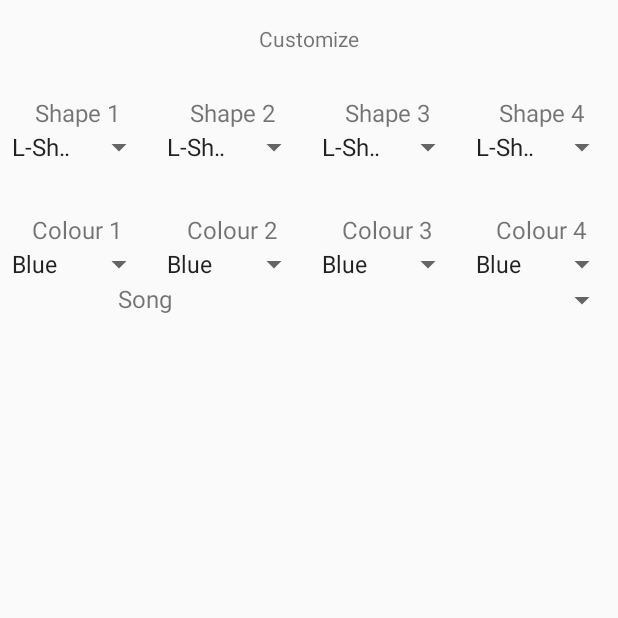
After one commit to jasonliu-json/android-games, an Android app: the CustomizeActivity screen opened directly, with no data from a screen before it, on a phone screen of 412 x 824 dp, the top half of it. The commit adds this screen. Run offline under Robolectric (Android 15) with nearby library versions, the phone set to English and light mode, and no system bars.

Commit message:
Initial testing with customization Activity. Note customize.json is purely for experimentation.

```diff
--- /dev/null
+++ b/phase1/app/src/main/java/uoft/csc207/gameapplication/CustomizeActivity.java
@@ -0,0 +1,174 @@
+package uoft.csc207.gameapplication;
+
+import androidx.appcompat.app.AppCompatActivity;
+
+import android.graphics.drawable.shapes.Shape;
+import android.os.Bundle;
+import android.util.SparseArray;
+import android.view.View;
+import android.widget.AdapterView;
+import android.widget.ArrayAdapter;
+import android.widget.Spinner;
+import android.widget.TextView;
+
+import org.json.JSONArray;
+import org.json.JSONException;
+import org.json.JSONObject;
+
+import java.io.BufferedReader;
+import java.io.FileInputStream;
+import java.io.FileNotFoundException;
+import java.io.FileOutputStream;
+import java.io.IOException;
+import java.io.InputStreamReader;
+import java.util.HashMap;
+
+
+public class CustomizeActivity extends AppCompatActivity implements AdapterView.OnItemSelectedListener{
+
+//    private String[] topTenScores = new String[10];
+//    private String[] topTenLinesCleared = new String[10];
+//    private String[] toptenTimes = new String[10];
+
+    private static final String FILE = "Customize.json";
+    private JSONObject jsonObject;
+
+    @Override
+    protected void onCreate(Bundle savedInstanceState) {
+        super.onCreate(savedInstanceState);
+        setContentView(R.layout.activity_customize);
+        load();
+        System.out.println(jsonObject.toString());
+//        loadDatabase();
+//        String[][] topPlays = getTopPlayers();
+//        topTenPlayers = topPlays[1];
+//        topTenScores = topPlays[0];
+
+
+        int[] shapeSpinnersId = {R.id.shape1_spinner, R.id.shape2_spinner, R.id.shape3_spinner,
+                R.id.shape4_spinner};
+        int[] colourSpinnersId = {R.id.colour1_spinner, R.id.colour2_spinner, R.id.colour3_spinner,
+                R.id.colour4_spinner};
+
+        for (int i=0; i<4; i++) {
+            Spinner shapeSpinner = (Spinner) findViewById(shapeSpinnersId[i]);
+            ArrayAdapter<CharSequence> shapeAdapter = ArrayAdapter.createFromResource(this,
+                    R.array.Shapes, android.R.layout.simple_spinner_item);
+            shapeAdapter.setDropDownViewResource(android.R.layout.simple_spinner_dropdown_item);
+            shapeSpinner.setAdapter(shapeAdapter);
+            shapeSpinner.setOnItemSelectedListener(this);
+
+            Spinner colourSpinner = (Spinner) findViewById(colourSpinnersId[i]);
+            ArrayAdapter<CharSequence> colourAdapter = ArrayAdapter.createFromResource(this,
+                    R.array.Colours, android.R.layout.simple_spinner_item);
+            colourAdapter.setDropDownViewResource(android.R.layout.simple_spinner_dropdown_item);
+            colourSpinner.setAdapter(colourAdapter);
+            colourSpinner.setOnItemSelectedListener(this);
+        }
+
+    }
+
+    private void save() {
+        String jsonText = jsonObject.toString();
+        try {
+            FileOutputStream fileOutputStream = openFileOutput(FILE, MODE_PRIVATE);
+            fileOutputStream.write(jsonText.getBytes());
+            fileOutputStream.close();
+        }
+        catch (FileNotFoundException e) {
+            e.printStackTrace();
+        }
+        catch (IOException e) {
+            e.printStackTrace();
+        }
+    }
+
+    private void load() {
+        try {
+            int i = 0;
+            String jsonString = "";
+            try {
+                FileInputStream fileInputStream = openFileInput(FILE);
+                while ((i = fileInputStream.read()) != -1) {
+                    jsonString += (char) i;
+                }
+            }
+            catch (FileNotFoundException e) {
+                BufferedReader bufferReader = new BufferedReader(
+                        new InputStreamReader(getAssets().open(FILE)));
+                while ((i = bufferReader.read()) != -1) {
+                    jsonString += (char) i;
+                }
+            }
+            jsonObject = new JSONObject(jsonString);
+        }
+        catch (FileNotFoundException e) {
+            e.printStackTrace();;
+        }
+        catch (JSONException e) {
+            e.printStackTrace();
+        }
+        catch (IOException e) {
+            e.printStackTrace();
+        }
+    }
+
+    @Override
+    public void onItemSelected(AdapterView<?> adapterView, View view, int i, long l) {
+        try{
+            JSONObject shapes = jsonObject.getJSONObject("shapes");
+            JSONObject colours = jsonObject.getJSONObject("colours");
+            switch (adapterView.getId()) {
+                case R.id.shape1_spinner:
+                    shapes.put("1", adapterView.getSelectedItem());
+                    break;
+                case R.id.shape2_spinner:
+                    shapes.put("2", adapterView.getSelectedItem());
+                    break;
+                case R.id.shape3_spinner:
+                    shapes.put("3", adapterView.getSelectedItem());
+                    break;
+                case R.id.shape4_spinner:
+                    shapes.put("4", adapterView.getSelectedItem());
+                    break;
+                case R.id.colour1_spinner:
+                    colours.put("1", adapterView.getSelectedItem());
+                    break;
+                case R.id.colour2_spinner:
+                    colours.put("2", adapterView.getSelectedItem());
+                    break;
+                case R.id.colour3_spinner:
+                    colours.put("3", adapterView.getSelectedItem());
+                    break;
+                case  R.id.colour4_spinner:
+                    colours.put("4", adapterView.getSelectedItem());
+                    break;
+                case R.id.song_spinner:
+                    jsonObject.put("Song", adapterView.getSelectedItem());
+                    break;
+                default:
+                    break;
+            }
+
+            System.out.println(jsonObject.toString());
+//            jsonObject.put("shapes", shapes);
+//            jsonObject.put("colours", colours);
+            save();
+        } catch (JSONException e) {
+            e.printStackTrace();
+        }
+
+
+//        String text = adapterView.getItemAtPosition(i).toString();
+//        System.out.println(adapterView.getId() == R.id.shape1_spinner);
+//        System.out.println(adapterView.getId() == R.id.colour1_spinner);
+//        System.out.println(adapterView.getSelectedItem());
+//        System.out.println(view.getId());
+//        System.out.println(text);
+    }
+
+    @Override
+    public void onNothingSelected(AdapterView<?> adapterView) {
+
+    }
+}
--- a/phase1/app/src/main/java/uoft/csc207/gameapplication/MainMenuActivity.java
+++ b/phase1/app/src/main/java/uoft/csc207/gameapplication/MainMenuActivity.java
@@ -14,6 +14,7 @@ public class MainMenuActivity extends AppCompatActivity {
     private Button playButton;
     private Button leaderboardButton;
     private Button scoreButton;
+    private Button customizeButton;
 
     private String username;
     @Override
@@ -23,6 +24,8 @@ public class MainMenuActivity extends AppCompatActivity {
         playButton = (Button) findViewById(R.id.play_button);
         leaderboardButton = (Button) findViewById(R.id.leaderboard_button);
         scoreButton = (Button) findViewById(R.id.score_button);
+        customizeButton = (Button) findViewById(R.id.customize_button);
+
         username = getIntent().getExtras().getString("username");
 
         playButton.setOnClickListener(new View.OnClickListener() {
@@ -52,6 +55,14 @@ public class MainMenuActivity extends AppCompatActivity {
                 startActivity(personalScoresActivity);
             }
         });
+
+        customizeButton.setOnClickListener(new View.OnClickListener() {
+            @Override
+            public void onClick(View v) {
+                Intent customizeActivity = new Intent(MainMenuActivity.this, CustomizeActivity.class);
+                startActivity(customizeActivity);
+            }
+        });
     }
 
 
--- /dev/null
+++ b/phase1/app/src/main/res/layout/activity_customize.xml
@@ -0,0 +1,208 @@
+<?xml version="1.0" encoding="utf-8"?>
+<RelativeLayout xmlns:android="http://schemas.android.com/apk/res/android"
+    xmlns:app="http://schemas.android.com/apk/res-auto"
+    xmlns:tools="http://schemas.android.com/tools"
+    android:layout_width="match_parent"
+    android:layout_height="match_parent"
+    app:layout_constraintEnd_toEndOf="parent"
+    app:layout_constraintEnd_toStartOf="parent"
+    app:layout_constraintTop_toTopOf="parent"
+    tools:context=".GameActivity">
+
+    <androidx.constraintlayout.widget.ConstraintLayout
+        android:layout_width="match_parent"
+        android:layout_height="match_parent">
+
+        <TextView
+            android:id="@+id/textView4"
+            android:layout_width="wrap_content"
+            android:layout_height="wrap_content"
+            android:layout_marginStart="16dp"
+            android:layout_marginTop="16dp"
+            android:layout_marginEnd="16dp"
+            android:text="Customize"
+            app:layout_constraintEnd_toEndOf="parent"
+            app:layout_constraintStart_toStartOf="parent"
+            app:layout_constraintTop_toTopOf="parent" />
+
+        <TableLayout
+            android:layout_width="match_parent"
+            android:layout_height="match_parent"
+            android:layout_marginTop="32dp"
+            app:layout_constraintTop_toBottomOf="@+id/textView4"
+            tools:layout_editor_absoluteX="61dp">
+
+            <TableRow
+                android:layout_width="match_parent"
+                android:layout_height="match_parent"
+                android:layout_marginTop="32dp"
+                app:layout_constraintEnd_toEndOf="parent"
+                app:layout_constraintStart_toStartOf="parent"
+                app:layout_constraintTop_toBottomOf="@+id/textView4">
+
+                <TextView
+                    android:layout_width="wrap_content"
+                    android:layout_height="wrap_content"
+                    android:layout_weight="1"
+                    android:gravity="center"
+                    android:text="Shape 1"
+                    android:textSize="16sp" />
+
+                <TextView
+                    android:layout_width="wrap_content"
+                    android:layout_height="wrap_content"
+                    android:layout_weight="1"
+                    android:gravity="center"
+                    android:text="Shape 2"
+                    android:textSize="16sp" />
+
+                <TextView
+                    android:layout_width="wrap_content"
+                    android:layout_height="wrap_content"
+                    android:layout_weight="1"
+                    android:gravity="center"
+                    android:text="Shape 3"
+                    android:textSize="16sp" />
+
+                <TextView
+                    android:layout_width="wrap_content"
+                    android:layout_height="wrap_content"
+                    android:layout_weight="1"
+                    android:gravity="center"
+                    android:text="Shape 4"
+                    android:textSize="16sp" />
+            </TableRow>
+
+            <TableRow
+                android:layout_width="match_parent"
+                android:layout_height="match_parent">
+
+                <Spinner
+                    android:id="@+id/shape1_spinner"
+                    android:layout_width="wrap_content"
+                    android:layout_height="wrap_content"
+                    android:layout_weight="2"
+                    android:gravity="center" />
+
+                <Spinner
+                    android:id="@+id/shape2_spinner"
+                    android:layout_width="wrap_content"
+                    android:layout_height="wrap_content"
+                    android:layout_weight="2"
+                    android:gravity="center" />
+
+                <Spinner
+                    android:id="@+id/shape3_spinner"
+                    android:layout_width="wrap_content"
+                    android:layout_height="wrap_content"
+                    android:layout_weight="2"
+                    android:gravity="center" />
+
+                <Spinner
+                    android:id="@+id/shape4_spinner"
+                    android:layout_width="wrap_content"
+                    android:layout_height="wrap_content"
+                    android:layout_weight="2"
+                    android:gravity="center" />
+            </TableRow>
+
+            <TableRow
+                android:layout_width="match_parent"
+                android:layout_height="match_parent"
+                android:layout_marginTop="32dp"
+                app:layout_constraintEnd_toEndOf="parent"
+                app:layout_constraintStart_toStartOf="parent">
+
+                <TextView
+                    android:layout_width="wrap_content"
+                    android:layout_height="wrap_content"
+                    android:layout_weight="1"
+                    android:gravity="center"
+                    android:text="Colour 1"
+                    android:textSize="16sp" />
+
+                <TextView
+                    android:layout_width="wrap_content"
+                    android:layout_height="wrap_content"
+                    android:layout_weight="1"
+                    android:gravity="center"
+                    android:text="Colour 2"
+                    android:textSize="16sp" />
+
+                <TextView
+                    android:layout_width="wrap_content"
+                    android:layout_height="wrap_content"
+                    android:layout_weight="1"
+                    android:gravity="center"
+                    android:text="Colour 3"
+                    android:textSize="16sp" />
+
+                <TextView
+                    android:layout_width="wrap_content"
+                    android:layout_height="wrap_content"
+                    android:layout_weight="1"
+                    android:gravity="center"
+                    android:text="Colour 4"
+                    android:textSize="16sp" />
+            </TableRow>
+
+            <TableRow
+                android:layout_width="match_parent"
+                android:layout_height="match_parent">
+
+                <Spinner
+                    android:id="@+id/colour1_spinner"
+                    android:layout_width="wrap_content"
+                    android:layout_height="wrap_content"
+                    android:layout_weight="2"
+                    android:gravity="center" />
+
+                <Spinner
+                    android:id="@+id/colour2_spinner"
+                    android:layout_width="wrap_content"
+                    android:layout_height="wrap_content"
+                    android:layout_weight="2"
+                    android:gravity="center" />
+
+                <Spinner
+                    android:id="@+id/colour3_spinner"
+                    android:layout_width="wrap_content"
+                    android:layout_height="wrap_content"
+                    android:layout_weight="2"
+                    android:gravity="center" />
+
+                <Spinner
+                    android:id="@+id/colour4_spinner"
+                    android:layout_width="wrap_content"
+                    android:layout_height="wrap_content"
+                    android:layout_weight="2"
+                    android:gravity="center" />
+            </TableRow>
+
+            <TableRow
+                android:layout_width="match_parent"
+                android:layout_height="match_parent"
+                tools:layout_editor_absoluteY="32dp" >
+                <TextView
+                    android:layout_width="wrap_content"
+                    android:layout_height="wrap_content"
+                    android:layout_weight="1"
+                    android:gravity="center"
+                    android:text="Song"
+                    android:textSize="16sp" />
+                <Spinner
+                    android:id="@+id/song_spinner"
+                    android:layout_width="wrap_content"
+                    android:layout_height="wrap_content"
+                    android:layout_weight="2"
+                    android:gravity="center" />
+
+
+            </TableRow>
+
+        </TableLayout>
+
+
+
+    </androidx.constraintlayout.widget.ConstraintLayout>
+</RelativeLayout>
--- a/phase1/app/src/main/res/values/strings.xml
+++ b/phase1/app/src/main/res/values/strings.xml
@@ -7,4 +7,16 @@
     <string name="leaderboard">Leaderboard</string>
     <string name="scores">Personal Scores</string>
     <string name="main_menu">Main Menu</string>
+    <string-array name="Shapes">
+        <item>L-Shape</item>
+        <item>Mirror L-Shape</item>
+        <item>O-Shape</item>
+        <item>S-Shape</item>
+        <item>Z-Shape</item>
+    </string-array>
+    <string-array name="Colours">
+        <item>Blue</item>
+        <item>Red</item>
+        <item>Yellow</item>
+    </string-array>
 </resources>
```
Also changed, not shown: phase1/app/src/main/assets/Customize.json (added, +15 -0 lines).
